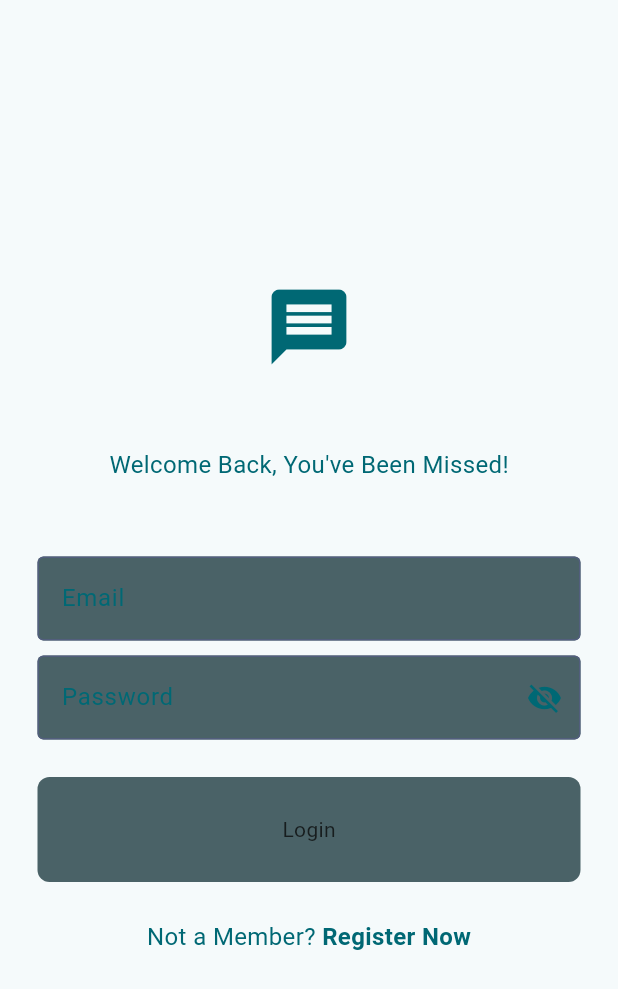
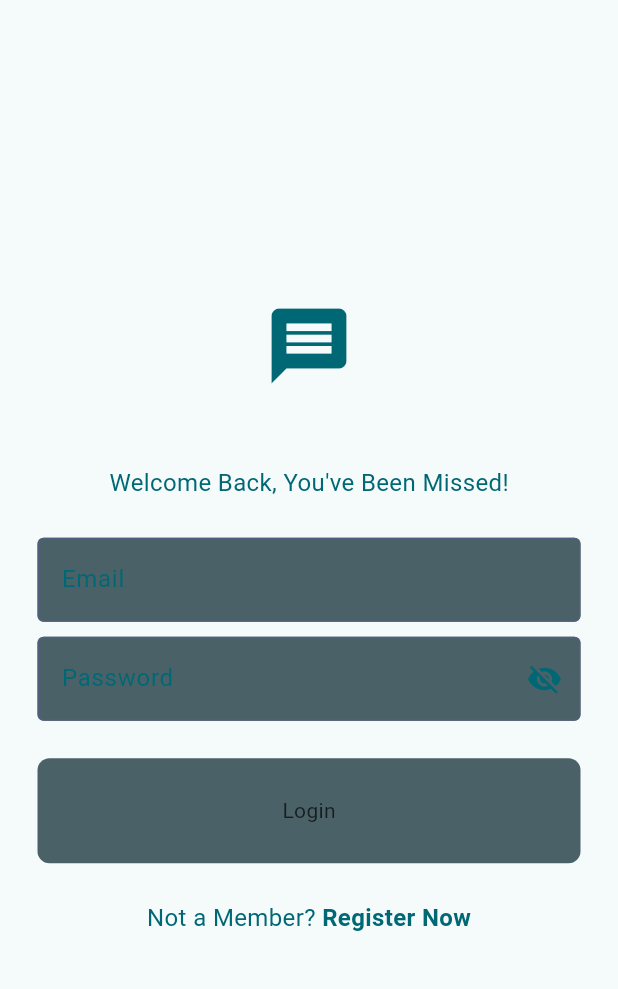
Before and after one commit to iamdipesh18/kurakani, a Flutter app: the screen it shows after launch, on a phone screen of 412 x 824 dp. Shown: the top 989 px of the screen. Run offline on Flutter 3.47's test engine with Material 3 defaults, Android fonts, the phone set to English and light mode, and no system bars.

Commit message:
changing the height

```diff
--- a/lib/pages/login_page.dart
+++ b/lib/pages/login_page.dart
@@ -46,7 +46,7 @@ class LoginPage extends StatelessWidget {
               ),
             ),
 
-            const SizedBox(height:50),
+            const SizedBox(height:25),
 
             //email text field
             MyTextfield(
```
